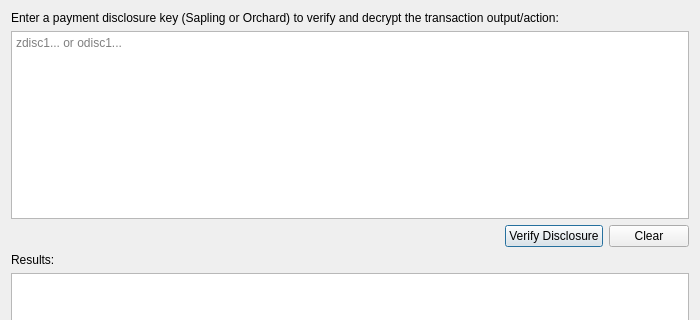
Above: src/qt/forms/verifypaymentdisclosuredialog.ui from PirateNetwork/pirate before the change; both pictures show x 0 to 700 and y 0 to 320 of the 700 by 500 pixel window. Below: the same form after it.
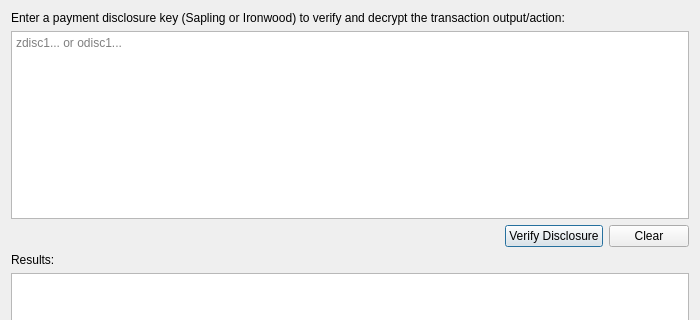
That is the form after the change.

Commit message: rename remaining Orchard identifiers, types, and RPC surface to Ironwood

Diff of the .ui file:
```diff
--- a/src/qt/forms/verifypaymentdisclosuredialog.ui
+++ b/src/qt/forms/verifypaymentdisclosuredialog.ui
@@ -17,7 +17,7 @@
    <item>
     <widget class="QLabel" name="labelInstructions">
      <property name="text">
-      <string>Enter a payment disclosure key (Sapling or Orchard) to verify and decrypt the transaction output/action:</string>
+      <string>Enter a payment disclosure key (Sapling or Ironwood) to verify and decrypt the transaction output/action:</string>
      </property>
      <property name="wordWrap">
       <bool>true</bool>
```
The commit also changes 93 other files.
